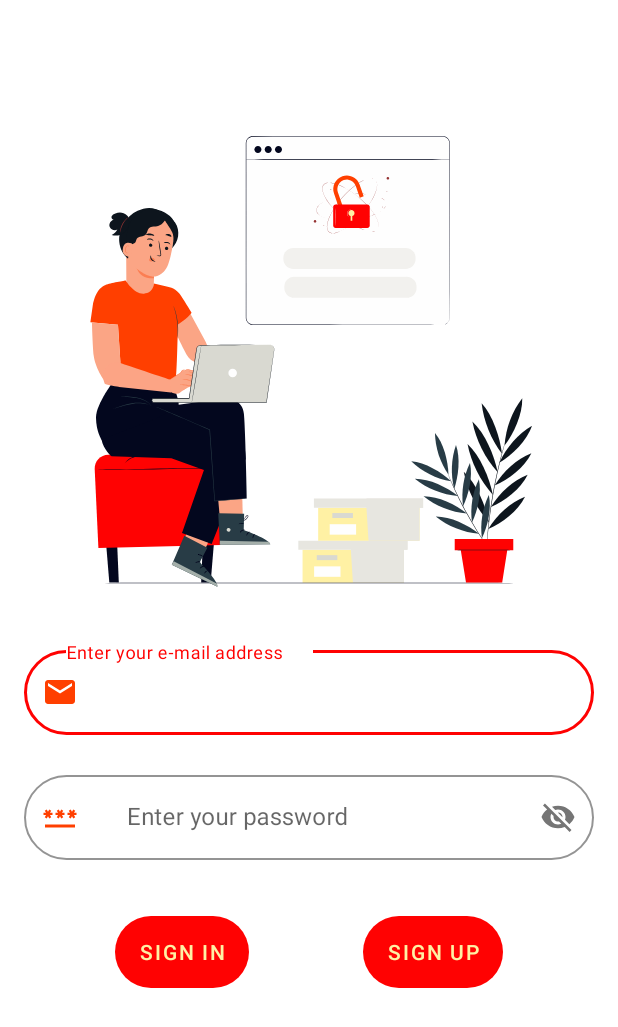
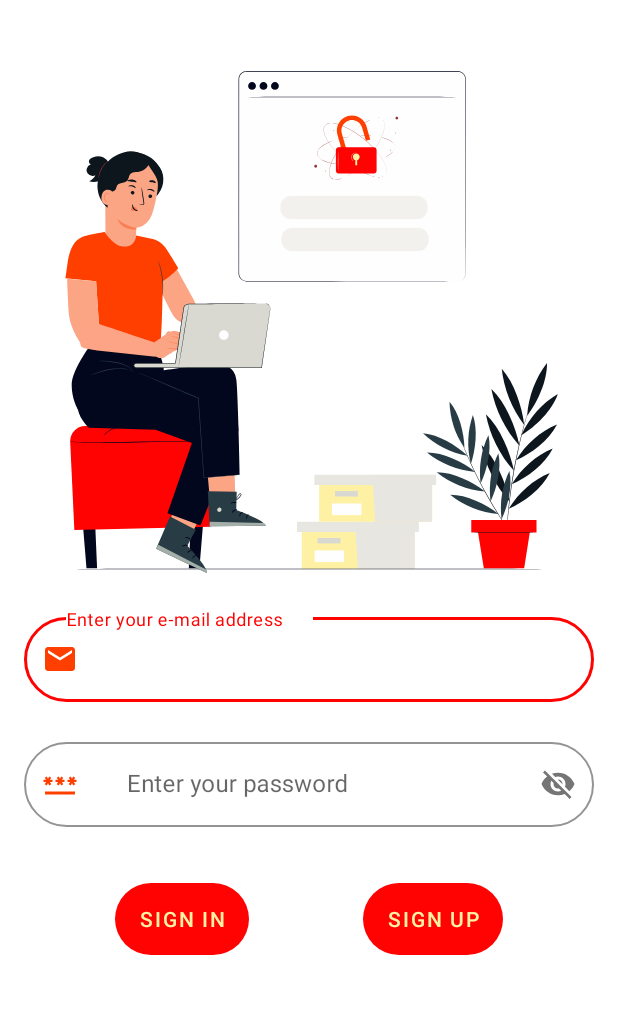
Before and after one commit to busrakizilaslan/FoodApp, an Android app: the screen it shows after launch (MainActivity), on a phone screen of 412 x 824 dp. Shown: the top 1027 px of the screen. Run offline under Robolectric (Android 15) with nearby library versions, the phone set to English and light mode, and no system bars; our stand-ins replace Dagger/Hilt's generated code, Firebase (no records; nobody signed in at launch, a user with empty details on screens opened directly).

```diff
--- a/app/src/main/java/com/busrayalcin/foodapp/ui/fragment/LoginFragment.kt
+++ b/app/src/main/java/com/busrayalcin/foodapp/ui/fragment/LoginFragment.kt
@@ -22,6 +22,9 @@ import dagger.hilt.android.AndroidEntryPoint
 class LoginFragment : Fragment() {
     private lateinit var binding : FragmentLoginBinding
     private lateinit var auth: FirebaseAuth
+    //*****
+    //SIGN OUT OLDUKTAN SONRA ILK BACKPRESSTE HOME FRAGMENTA GECIYOR BU ENGELLENECEK
+    //*****
 
     override fun onCreate(savedInstanceState: Bundle?) {
         super.onCreate(savedInstanceState)
@@ -47,7 +50,7 @@ class LoginFragment : Fragment() {
 
     }
 
-    fun signUp(){
+    private fun signUp(){
         binding.buttonSignUp.setOnClickListener {
             val view = it
             val email = binding.tiEmailAddress.editText?.text.toString()
@@ -69,7 +72,7 @@ class LoginFragment : Fragment() {
         }
     }
 
-    fun signIn(){
+    private fun signIn(){
         binding.buttonSignIn.setOnClickListener {
             val view = it
             val email = binding.tiEmailAddress.editText?.text.toString()
@@ -88,7 +91,6 @@ class LoginFragment : Fragment() {
                     }
             }
         }
-
     }
 
 }
--- a/app/src/main/res/layout/fragment_home.xml
+++ b/app/src/main/res/layout/fragment_home.xml
@@ -12,8 +12,7 @@
     <androidx.constraintlayout.widget.ConstraintLayout
         android:layout_width="match_parent"
         android:layout_height="match_parent"
-        tools:context=".ui.fragment.HomeFragment"
->
+        tools:context=".ui.fragment.HomeFragment">
 
 
         <androidx.appcompat.widget.Toolbar
--- a/app/src/main/res/layout/fragment_login.xml
+++ b/app/src/main/res/layout/fragment_login.xml
@@ -20,9 +20,9 @@
 
     <com.airbnb.lottie.LottieAnimationView
         android:id="@+id/lottieAnimationView"
-        android:layout_width="303dp"
-        android:layout_height="340dp"
-        android:layout_marginTop="64dp"
+        android:layout_width="350dp"
+        android:layout_height="350dp"
+        android:layout_marginTop="32dp"
         app:layout_constraintEnd_toEndOf="parent"
         app:layout_constraintHorizontal_bias="0.5"
         app:layout_constraintStart_toStartOf="parent"
```
Also changed, not shown: app/src/main/java/com/busrayalcin/foodapp/data/entity/Food.kt (added, +10 -0 lines), app/src/main/java/com/busrayalcin/foodapp/data/entity/FoodResponse.kt (added, +8 -0 lines), app/src/main/java/com/busrayalcin/foodapp/ui/fragment/HomeFragment.kt (+0 -8 lines).
